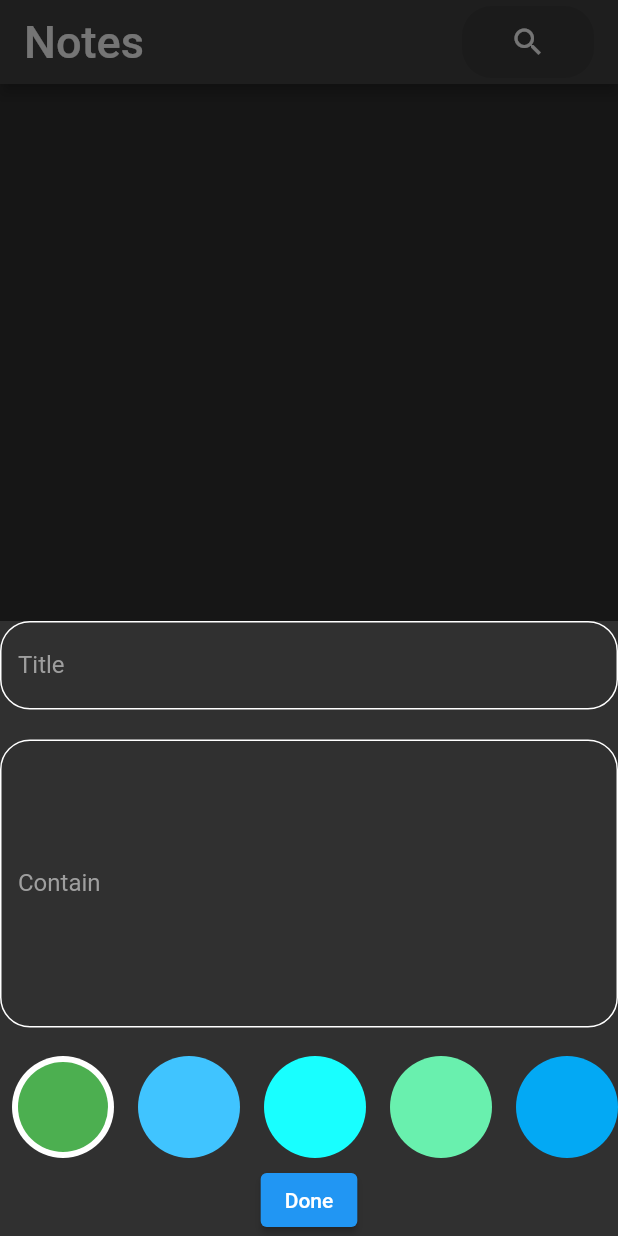
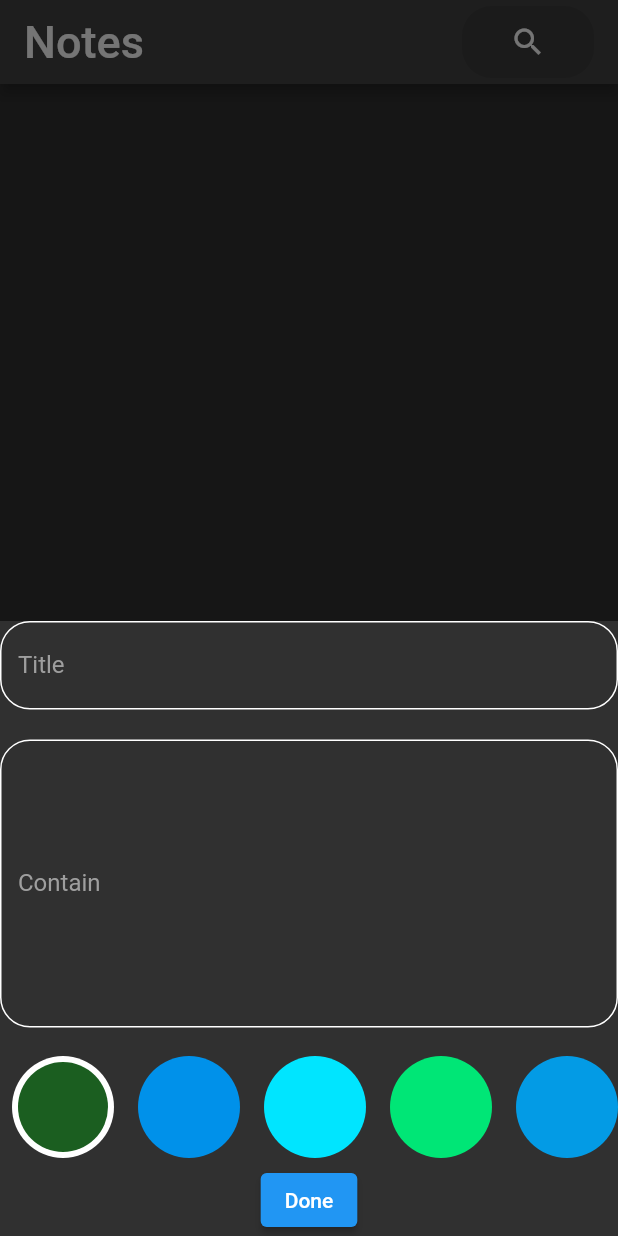
Before and after one commit to abderrahim17/noteApp, a Flutter app: the screen it shows after launch, after a tap on the "add" icon, on a phone screen of 412 x 824 dp. Run offline on Flutter 3.47's test engine with Material 2 defaults, Android fonts, the phone set to English and light mode, and no system bars; our stand-ins replace bloc, flutter_bloc, hive, hive_flutter; accounts and stored records are empty.

Commit message:
edit the color
Signed-off-by: abderrahim17 <boukabous.abderrahim@gmail.com>

```diff
--- a/lib/constants/constants.dart
+++ b/lib/constants/constants.dart
@@ -1,2 +1,14 @@
+
+import 'package:flutter/material.dart';
 
 const  String kNotesBox ='notes_box';
+
+const  List<Color> kColor = [
+  Color(0xFF1B5E20),
+  Color(0xFF0091EA),
+  Color(0xFF00E5FF),
+  Color(0xFF00E676),
+  Color(0xFF039BE5),
+  Color(0xFF7CB342),
+
+];
--- a/lib/cubits/home_page_cubit/add_note_cubit.dart
+++ b/lib/cubits/home_page_cubit/add_note_cubit.dart
@@ -22,14 +22,13 @@ note.color = color.value ;
    try{ var noteBox = Hive.box<NoteModel >(kNotesBox);
 
    await noteBox.add(note);
-
+   controller.jumpTo(controller.position.maxScrollExtent);
    emit(AddNoteSuccess());
 
    }
    catch(e){
      emit(AddNoteFailure(exeption: e.toString()));
    }
-    controller.jumpTo(controller.position.maxScrollExtent);
   }
 
 
--- a/lib/views/notes_list_view.dart
+++ b/lib/views/notes_list_view.dart
@@ -21,10 +21,11 @@ class NotesListView extends StatelessWidget {
           BlocProvider.of<ReadNoteCubit>(context).FetchNote();}
           List<NoteModel>? notes = BlocProvider.of<ReadNoteCubit>(context).note?? [];
       return ListView.builder(
+        reverse: true,
 controller: BlocProvider.of<AddNoteCubit>(context).controller,
         itemCount: notes.length,
         itemBuilder: (context, index) {
-        // if(state is AddNoteSuccess) {controller.jumpTo(controller.position.maxScrollExtent,);}
+       //  if(state is AddNoteSuccess) {var controller;controller.jumpTo(controller.position.maxScrollExtent,);}
           //debugPrint(notes[0].title);
         return CustomNoteItem(note: notes[index]);
 
--- a/lib/widgets/colors_item.dart
+++ b/lib/widgets/colors_item.dart
@@ -1,6 +1,7 @@
 import 'package:flutter/cupertino.dart';
 import 'package:flutter/material.dart';
 import 'package:flutter_bloc/flutter_bloc.dart';
+import 'package:note_app/constants/constants.dart';
 import 'package:note_app/cubits/home_page_cubit/add_note_cubit.dart';
 
 class ColorsItem extends StatelessWidget {
@@ -34,14 +35,7 @@ class ColorsListView extends StatefulWidget {
 
 class _ColorsListViewState extends State<ColorsListView> {
    int? currentindex=0;
-   List<Color> color = const  [
-     Colors.green,
-     Colors.lightBlueAccent,
-     Colors.cyanAccent,
-     Colors.greenAccent,
-     Colors.lightBlue,
-     Colors.lightGreen
-   ];
+
 
   @override
   Widget build(BuildContext context) {
@@ -57,13 +51,13 @@ class _ColorsListViewState extends State<ColorsListView> {
           child: GestureDetector(
             onTap: (){
               currentindex =index ;
-              BlocProvider.of<AddNoteCubit>(context).color=color[index];
+              BlocProvider.of<AddNoteCubit>(context).color=kColor[index];
               // debugPrint('$currentindex');
               // debugPrint('$index');
 setState(() {});
             },
             child: ColorsItem(isPicked: currentindex ==index ,
-              color:color [index ],
+              color:kColor [index ],
             ),
           ),
         );
```
Also changed, not shown: lib/views/note_edit_view.dart (+67 -17 lines).
